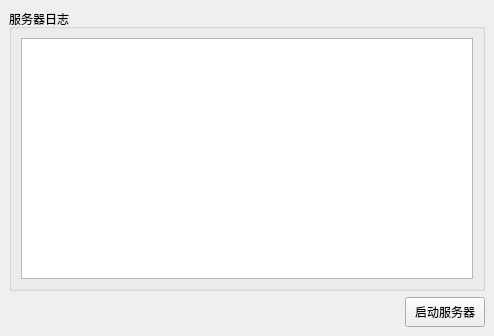
The window that mainwindow.ui (Fan-999/project) describes before a commit, drawn with Qt 5.
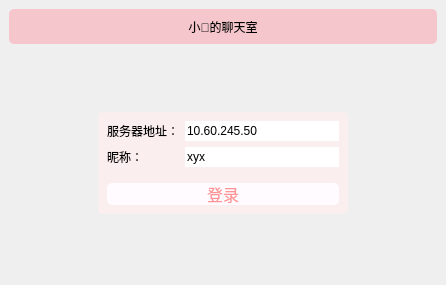
The same window after the commit. The open tabs and pages were chosen to show the change. Icons and pictures are not drawn.

Patch:
```diff
--- a/mainwindow.ui
+++ b/mainwindow.ui
@@ -6,62 +6,337 @@
    <rect>
     <x>0</x>
     <y>0</y>
-    <width>494</width>
-    <height>336</height>
+    <width>446</width>
+    <height>285</height>
    </rect>
   </property>
+  <property name="sizePolicy">
+   <sizepolicy hsizetype="Expanding" vsizetype="Expanding">
+    <horstretch>0</horstretch>
+    <verstretch>0</verstretch>
+   </sizepolicy>
+  </property>
   <property name="windowTitle">
-   <string>服务器</string>
+   <string>聊天室客户端</string>
+  </property>
+  <property name="styleSheet">
+   <string notr="true">#titlelabel{
+	background-color:#f5c7cd;
+	font: 14pt &quot;Arial Unicode MS&quot;;
+	border-radius:5px;
+}
+#loginframe{
+	border-radius:5px;
+	border:2px #FF8687 solid;
+	border-color:#FF8687;
+	
+	background-color: #fbeeee;
+}
+#loginbutton{
+	border-radius:5px;
+	
+	font: 12pt &quot;Arial Narrow&quot;;
+	background-color: rgb(255, 251, 254);
+	color: rgb(255, 147, 149);
+}
+#widget{
+	
+}</string>
   </property>
   <widget class="QWidget" name="centralwidget">
-   <layout class="QVBoxLayout" name="verticalLayout_2">
+   <layout class="QVBoxLayout" name="verticalLayout">
     <item>
-     <widget class="QGroupBox" name="groupBox">
-      <property name="title">
-       <string>服务器日志</string>
+     <widget class="QLabel" name="titlelabel">
+      <property name="minimumSize">
+       <size>
+        <width>0</width>
+        <height>35</height>
+       </size>
       </property>
-      <layout class="QVBoxLayout" name="verticalLayout">
-       <item>
-        <widget class="QPlainTextEdit" name="logEdit"/>
-       </item>
-      </layout>
+      <property name="styleSheet">
+       <string notr="true"/>
+      </property>
+      <property name="inputMethodHints">
+       <set>Qt::InputMethodHint::ImhNone</set>
+      </property>
+      <property name="text">
+       <string>小🐽的聊天室</string>
+      </property>
+      <property name="alignment">
+       <set>Qt::AlignmentFlag::AlignCenter</set>
+      </property>
      </widget>
     </item>
     <item>
-     <layout class="QHBoxLayout" name="horizontalLayout">
-      <item>
-       <spacer name="horizontalSpacer">
-        <property name="orientation">
-         <enum>Qt::Orientation::Horizontal</enum>
-        </property>
-        <property name="sizeHint" stdset="0">
-         <size>
-          <width>40</width>
-          <height>20</height>
-         </size>
-        </property>
-       </spacer>
-      </item>
-      <item>
-       <widget class="QPushButton" name="startStopbutton">
-        <property name="sizePolicy">
-         <sizepolicy hsizetype="Minimum" vsizetype="Minimum">
-          <horstretch>0</horstretch>
-          <verstretch>0</verstretch>
-         </sizepolicy>
-        </property>
-        <property name="minimumSize">
-         <size>
-          <width>80</width>
-          <height>30</height>
-         </size>
-        </property>
-        <property name="text">
-         <string>启动服务器</string>
-        </property>
-       </widget>
-      </item>
-     </layout>
+     <widget class="QStackedWidget" name="widget">
+      <property name="layoutDirection">
+       <enum>Qt::LayoutDirection::LeftToRight</enum>
+      </property>
+      <property name="currentIndex">
+       <number>0</number>
+      </property>
+      <widget class="QWidget" name="chatPage">
+       <layout class="QVBoxLayout" name="verticalLayout_3">
+        <item>
+         <layout class="QHBoxLayout" name="horizontalLayout">
+          <item>
+           <widget class="QTextEdit" name="roomtextEdit">
+            <property name="maximumSize">
+             <size>
+              <width>16777215</width>
+              <height>16777215</height>
+             </size>
+            </property>
+            <property name="html">
+             <string>&lt;!DOCTYPE HTML PUBLIC &quot;-//W3C//DTD HTML 4.0//EN&quot; &quot;http://www.w3.org/TR/REC-html40/strict.dtd&quot;&gt;
+&lt;html&gt;&lt;head&gt;&lt;meta name=&quot;qrichtext&quot; content=&quot;1&quot; /&gt;&lt;meta charset=&quot;utf-8&quot; /&gt;&lt;style type=&quot;text/css&quot;&gt;
+p, li { white-space: pre-wrap; }
+hr { height: 1px; border-width: 0; }
+li.unchecked::marker { content: &quot;\2610&quot;; }
+li.checked::marker { content: &quot;\2612&quot;; }
+&lt;/style&gt;&lt;/head&gt;&lt;body style=&quot; font-family:'Microsoft YaHei UI'; font-size:9pt; font-weight:400; font-style:normal;&quot;&gt;
+&lt;p style=&quot;-qt-paragraph-type:empty; margin-top:0px; margin-bottom:0px; margin-left:0px; margin-right:0px; -qt-block-indent:0; text-indent:0px;&quot;&gt;&lt;br /&gt;&lt;/p&gt;&lt;/body&gt;&lt;/html&gt;</string>
+            </property>
+           </widget>
+          </item>
+          <item>
+           <widget class="QListWidget" name="userlistWidget">
+            <property name="maximumSize">
+             <size>
+              <width>120</width>
+              <height>16777215</height>
+             </size>
+            </property>
+           </widget>
+          </item>
+         </layout>
+        </item>
+        <item>
+         <layout class="QHBoxLayout" name="horizontalLayout_2">
+          <item>
+           <widget class="QLineEdit" name="saylineEdit"/>
+          </item>
+          <item>
+           <widget class="QPushButton" name="sendbutton">
+            <property name="styleSheet">
+             <string notr="true">background-color: #f5c7cd;</string>
+            </property>
+            <property name="text">
+             <string>发送</string>
+            </property>
+           </widget>
+          </item>
+          <item>
+           <widget class="QPushButton" name="logoutbutton">
+            <property name="styleSheet">
+             <string notr="true">background-color: #f5c7cd;</string>
+            </property>
+            <property name="text">
+             <string>退出</string>
+            </property>
+           </widget>
+          </item>
+         </layout>
+        </item>
+       </layout>
+      </widget>
+      <widget class="QWidget" name="loginPage">
+       <layout class="QGridLayout" name="gridLayout">
+        <item row="0" column="1">
+         <spacer name="verticalSpacer_2">
+          <property name="orientation">
+           <enum>Qt::Orientation::Vertical</enum>
+          </property>
+          <property name="sizeHint" stdset="0">
+           <size>
+            <width>20</width>
+            <height>54</height>
+           </size>
+          </property>
+         </spacer>
+        </item>
+        <item row="1" column="0">
+         <spacer name="horizontalSpacer">
+          <property name="orientation">
+           <enum>Qt::Orientation::Horizontal</enum>
+          </property>
+          <property name="sizeHint" stdset="0">
+           <size>
+            <width>79</width>
+            <height>20</height>
+           </size>
+          </property>
+         </spacer>
+        </item>
+        <item row="1" column="1">
+         <widget class="QFrame" name="loginframe">
+          <property name="sizePolicy">
+           <sizepolicy hsizetype="Expanding" vsizetype="Expanding">
+            <horstretch>0</horstretch>
+            <verstretch>0</verstretch>
+           </sizepolicy>
+          </property>
+          <property name="minimumSize">
+           <size>
+            <width>250</width>
+            <height>100</height>
+           </size>
+          </property>
+          <property name="maximumSize">
+           <size>
+            <width>16777215</width>
+            <height>16777215</height>
+           </size>
+          </property>
+          <property name="styleSheet">
+           <string notr="true">border-color:#FF8687;
+border:2px #FF8687 solid;</string>
+          </property>
+          <property name="frameShape">
+           <enum>QFrame::Shape::StyledPanel</enum>
+          </property>
+          <property name="frameShadow">
+           <enum>QFrame::Shadow::Raised</enum>
+          </property>
+          <layout class="QVBoxLayout" name="verticalLayout_2">
+           <item>
+            <layout class="QFormLayout" name="formLayout">
+             <item row="0" column="0">
+              <widget class="QLabel" name="label_2">
+               <property name="text">
+                <string>服务器地址：</string>
+               </property>
+              </widget>
+             </item>
+             <item row="0" column="1">
+              <widget class="QLineEdit" name="serverEdit">
+               <property name="sizePolicy">
+                <sizepolicy hsizetype="Expanding" vsizetype="Expanding">
+                 <horstretch>0</horstretch>
+                 <verstretch>0</verstretch>
+                </sizepolicy>
+               </property>
+               <property name="minimumSize">
+                <size>
+                 <width>0</width>
+                 <height>20</height>
+                </size>
+               </property>
+               <property name="text">
+                <string>10.60.245.50</string>
+               </property>
+              </widget>
+             </item>
+             <item row="1" column="0">
+              <widget class="QLabel" name="label_3">
+               <property name="text">
+                <string>昵称：</string>
+               </property>
+              </widget>
+             </item>
+             <item row="1" column="1">
+              <widget class="QLineEdit" name="nameEdit">
+               <property name="sizePolicy">
+                <sizepolicy hsizetype="Expanding" vsizetype="Expanding">
+                 <horstretch>0</horstretch>
+                 <verstretch>0</verstretch>
+                </sizepolicy>
+               </property>
+               <property name="minimumSize">
+                <size>
+                 <width>0</width>
+                 <height>20</height>
+                </size>
+               </property>
+               <property name="text">
+                <string>xyx</string>
+               </property>
+              </widget>
+             </item>
+            </layout>
+           </item>
+           <item>
+            <spacer name="verticalSpacer">
+             <property name="orientation">
+              <enum>Qt::Orientation::Vertical</enum>
+             </property>
+             <property name="sizeType">
+              <enum>QSizePolicy::Policy::Fixed</enum>
+             </property>
+             <property name="sizeHint" stdset="0">
+              <size>
+               <width>20</width>
+               <height>10</height>
+              </size>
+             </property>
+            </spacer>
+           </item>
+           <item>
+            <widget class="QPushButton" name="loginbutton">
+             <property name="sizePolicy">
+              <sizepolicy hsizetype="Expanding" vsizetype="Expanding">
+               <horstretch>0</horstretch>
+               <verstretch>0</verstretch>
+              </sizepolicy>
+             </property>
+             <property name="minimumSize">
+              <size>
+               <width>0</width>
+               <height>20</height>
+              </size>
+             </property>
+             <property name="font">
+              <font>
+               <family>Arial Narrow</family>
+               <pointsize>12</pointsize>
+               <italic>false</italic>
+               <bold>false</bold>
+              </font>
+             </property>
+             <property name="layoutDirection">
+              <enum>Qt::LayoutDirection::RightToLeft</enum>
+             </property>
+             <property name="text">
+              <string>登录</string>
+             </property>
+             <property name="icon">
+              <iconset resource="static.qrc">
+               <normaloff>:/img/resgin.png</normaloff>:/img/resgin.png</iconset>
+             </property>
+            </widget>
+           </item>
+          </layout>
+         </widget>
+        </item>
+        <item row="1" column="2">
+         <spacer name="horizontalSpacer_2">
+          <property name="orientation">
+           <enum>Qt::Orientation::Horizontal</enum>
+          </property>
+          <property name="sizeHint" stdset="0">
+           <size>
+            <width>79</width>
+            <height>20</height>
+           </size>
+          </property>
+         </spacer>
+        </item>
+        <item row="2" column="1">
+         <spacer name="verticalSpacer_3">
+          <property name="orientation">
+           <enum>Qt::Orientation::Vertical</enum>
+          </property>
+          <property name="sizeHint" stdset="0">
+           <size>
+            <width>20</width>
+            <height>54</height>
+           </size>
+          </property>
+         </spacer>
+        </item>
+       </layout>
+      </widget>
+     </widget>
     </item>
    </layout>
   </widget>
```
Left out of the diff: 4 changed lines with no effect on the pictures.
